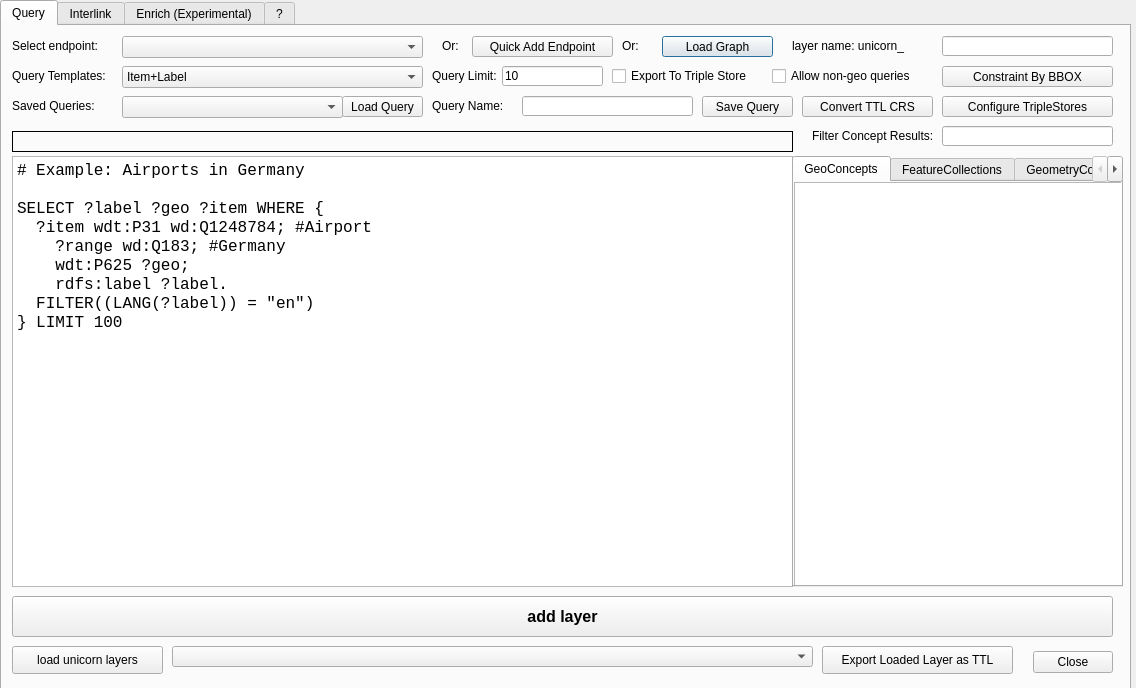
Above: dialogs/ui/sparql_unicorn_dialog_base_2.ui from sparqlunicorn/sparqlunicornGoesGIS before the change. Below: the same form after it.
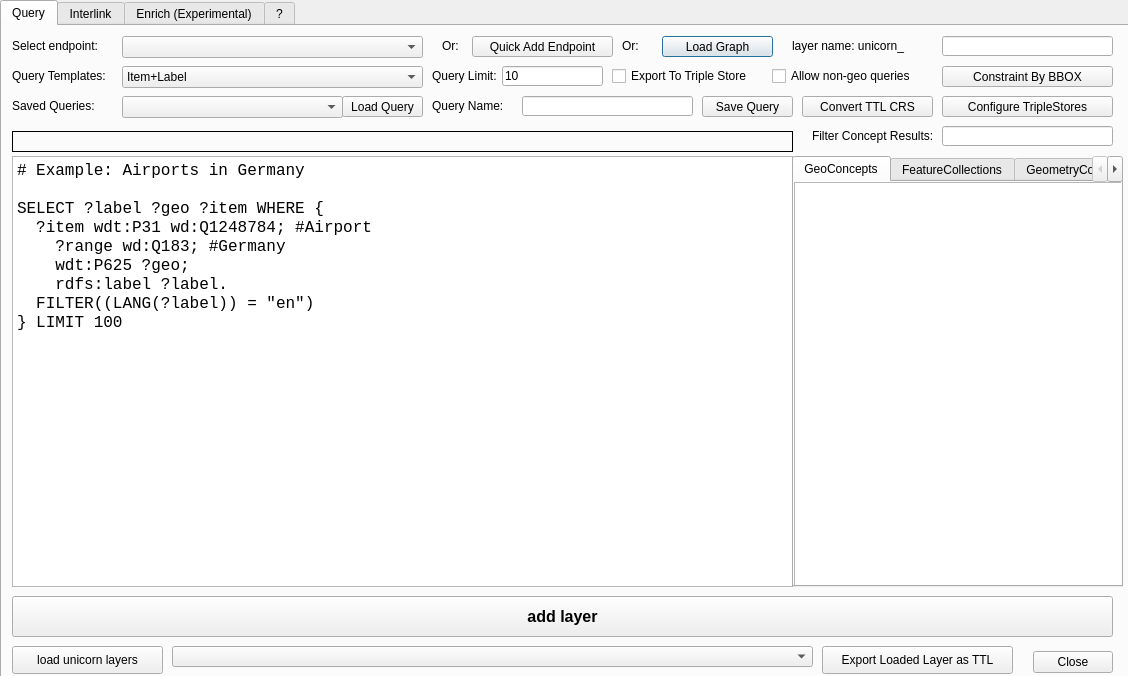
That is the form after the change.

Diff of the .ui file:
```diff
--- a/dialogs/ui/sparql_unicorn_dialog_base_2.ui
+++ b/dialogs/ui/sparql_unicorn_dialog_base_2.ui
@@ -6,8 +6,8 @@
    <rect>
     <x>0</x>
     <y>0</y>
-    <width>1136</width>
-    <height>688</height>
+    <width>1128</width>
+    <height>676</height>
    </rect>
   </property>
   <property name="windowTitle">
```
